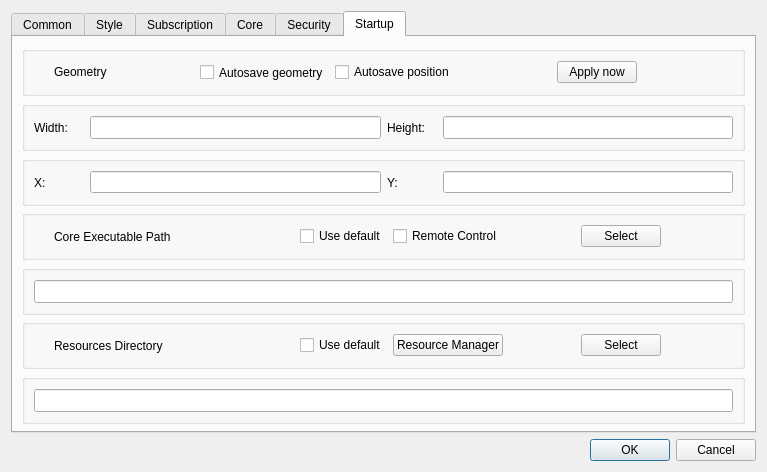
Above: include/ui/setting/dialog_basic_settings.ui from qr243vbi/nekobox before the change. Below: the same form after it.
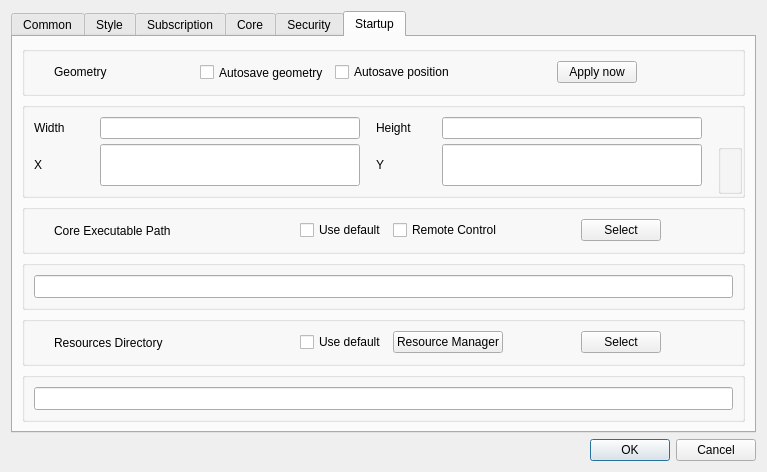
That is the form after the change. The open tabs and pages were chosen to show the change. Custom widgets are drawn as their Qt base class.

```diff
--- a/include/ui/setting/dialog_basic_settings.ui
+++ b/include/ui/setting/dialog_basic_settings.ui
@@ -1036,7 +1036,7 @@
        <item>
         <widget class="QGroupBox" name="groupBox_4">
          <property name="sizePolicy">
-          <sizepolicy hsizetype="Preferred" vsizetype="MinimumExpanding">
+          <sizepolicy hsizetype="Preferred" vsizetype="Expanding">
            <horstretch>0</horstretch>
            <verstretch>0</verstretch>
           </sizepolicy>
@@ -1053,30 +1053,43 @@
          <property name="flat">
           <bool>true</bool>
          </property>
-         <layout class="QHBoxLayout" name="horizontalLayout_3">
-          <item>
-           <widget class="QLabel" name="label_23">
+         <layout class="QGridLayout" name="gridLayout_11">
+          <property name="rightMargin">
+           <number>0</number>
+          </property>
+          <property name="horizontalSpacing">
+           <number>16</number>
+          </property>
+          <property name="verticalSpacing">
+           <number>5</number>
+          </property>
+          <item row="1" column="5">
+           <widget class="QGroupBox" name="groupBox_11">
             <property name="sizePolicy">
-             <sizepolicy hsizetype="Preferred" vsizetype="Preferred">
+             <sizepolicy hsizetype="Preferred" vsizetype="MinimumExpanding">
               <horstretch>0</horstretch>
               <verstretch>0</verstretch>
              </sizepolicy>
             </property>
             <property name="minimumSize">
              <size>
-              <width>50</width>
-              <height>0</height>
+              <width>0</width>
+              <height>50</height>
              </size>
             </property>
-            <property name="text">
-             <string>Width: </string>
+            <property name="title">
+             <string/>
             </property>
+            <property name="flat">
+             <bool>true</bool>
+            </property>
+            <layout class="QHBoxLayout" name="horizontalLayout_12"/>
            </widget>
           </item>
-          <item>
+          <item row="0" column="1">
            <widget class="QLineEdit" name="window_width">
             <property name="sizePolicy">
-             <sizepolicy hsizetype="Expanding" vsizetype="Ignored">
+             <sizepolicy hsizetype="Expanding" vsizetype="Preferred">
               <horstretch>0</horstretch>
               <verstretch>0</verstretch>
              </sizepolicy>
@@ -1095,8 +1108,14 @@
             </property>
            </widget>
           </item>
-          <item>
-           <widget class="QLabel" name="label_10">
+          <item row="0" column="0">
+           <widget class="QLabel" name="label_23">
+            <property name="sizePolicy">
+             <sizepolicy hsizetype="Preferred" vsizetype="Preferred">
+              <horstretch>0</horstretch>
+              <verstretch>0</verstretch>
+             </sizepolicy>
+            </property>
             <property name="minimumSize">
              <size>
               <width>50</width>
@@ -1104,54 +1123,11 @@
              </size>
             </property>
             <property name="text">
-             <string>Height: </string>
+             <string>Width</string>
             </property>
            </widget>
           </item>
-          <item>
-           <widget class="QLineEdit" name="window_height">
-            <property name="sizePolicy">
-             <sizepolicy hsizetype="Expanding" vsizetype="Ignored">
-              <horstretch>0</horstretch>
-              <verstretch>0</verstretch>
-             </sizepolicy>
-            </property>
-            <property name="inputMethodHints">
-             <set>Qt::InputMethodHint::ImhDigitsOnly</set>
-            </property>
-            <property name="inputMask">
-             <string notr="true"/>
-            </property>
-            <property name="text">
-             <string notr="true"/>
-            </property>
-           </widget>
-          </item>
-         </layout>
-        </widget>
-       </item>
-       <item>
-        <widget class="QGroupBox" name="groupBox_11">
-         <property name="sizePolicy">
-          <sizepolicy hsizetype="Preferred" vsizetype="MinimumExpanding">
-           <horstretch>0</horstretch>
-           <verstretch>0</verstretch>
-          </sizepolicy>
-         </property>
-         <property name="minimumSize">
-          <size>
-           <width>0</width>
-           <height>50</height>
-          </size>
-         </property>
-         <property name="title">
-          <string/>
-         </property>
-         <property name="flat">
-          <bool>true</bool>
-         </property>
-         <layout class="QHBoxLayout" name="horizontalLayout_12">
-          <item>
+          <item row="1" column="0">
            <widget class="QLabel" name="label_27">
             <property name="minimumSize">
              <size>
@@ -1160,14 +1136,31 @@
              </size>
             </property>
             <property name="text">
-             <string>X:</string>
+             <string>X</string>
             </property>
            </widget>
           </item>
-          <item>
-           <widget class="QLineEdit" name="window_X"/>
+          <item row="1" column="3">
+           <widget class="QLineEdit" name="window_Y">
+            <property name="sizePolicy">
+             <sizepolicy hsizetype="Expanding" vsizetype="Expanding">
+              <horstretch>0</horstretch>
+              <verstretch>0</verstretch>
+             </sizepolicy>
+            </property>
+           </widget>
           </item>
-          <item>
+          <item row="1" column="1">
+           <widget class="QLineEdit" name="window_X">
+            <property name="sizePolicy">
+             <sizepolicy hsizetype="Expanding" vsizetype="Expanding">
+              <horstretch>0</horstretch>
+              <verstretch>0</verstretch>
+             </sizepolicy>
+            </property>
+           </widget>
+          </item>
+          <item row="1" column="2">
            <widget class="QLabel" name="label_28">
             <property name="minimumSize">
              <size>
@@ -1176,12 +1169,41 @@
              </size>
             </property>
             <property name="text">
-             <string>Y:</string>
+             <string>Y</string>
             </property>
            </widget>
           </item>
-          <item>
-           <widget class="QLineEdit" name="window_Y"/>
+          <item row="0" column="2">
+           <widget class="QLabel" name="label_10">
+            <property name="minimumSize">
+             <size>
+              <width>50</width>
+              <height>0</height>
+             </size>
+            </property>
+            <property name="text">
+             <string>Height</string>
+            </property>
+           </widget>
+          </item>
+          <item row="0" column="3">
+           <widget class="QLineEdit" name="window_height">
+            <property name="sizePolicy">
+             <sizepolicy hsizetype="Expanding" vsizetype="Expanding">
+              <horstretch>0</horstretch>
+              <verstretch>0</verstretch>
+             </sizepolicy>
+            </property>
+            <property name="inputMethodHints">
+             <set>Qt::InputMethodHint::ImhDigitsOnly</set>
+            </property>
+            <property name="inputMask">
+             <string notr="true"/>
+            </property>
+            <property name="text">
+             <string notr="true"/>
+            </property>
+           </widget>
           </item>
          </layout>
         </widget>
```
Left out of the diff: 10 changed lines with no effect on the pictures.
